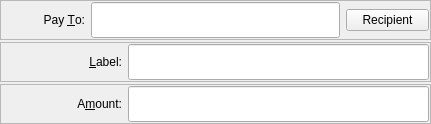
Old version of the form src/qt/forms/sendcoinsentry.ui in the repository MassGrid/MassGrid.
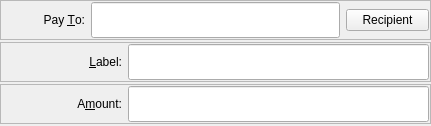
New version of the form. Icons and pictures are not drawn. Custom widgets are drawn as their Qt base class.

```diff
--- a/src/qt/forms/sendcoinsentry.ui
+++ b/src/qt/forms/sendcoinsentry.ui
@@ -61,7 +61,7 @@
      <number>0</number>
     </property>
     <property name="bottomMargin">
-     <number>0</number>
+     <number>2</number>
     </property>
     <item>
      <widget class="QFrame" name="frame_10">
```
